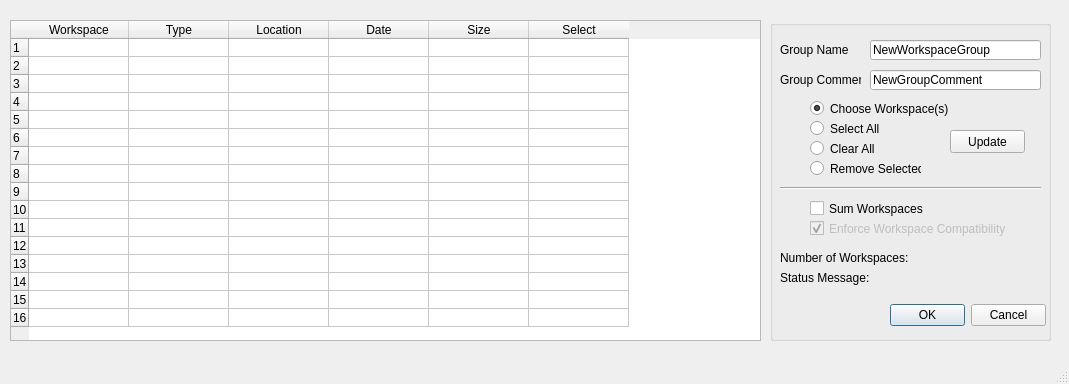
Qt form WorkspaceComposer.ui (neutrons/mslice_2.0) before a commit.
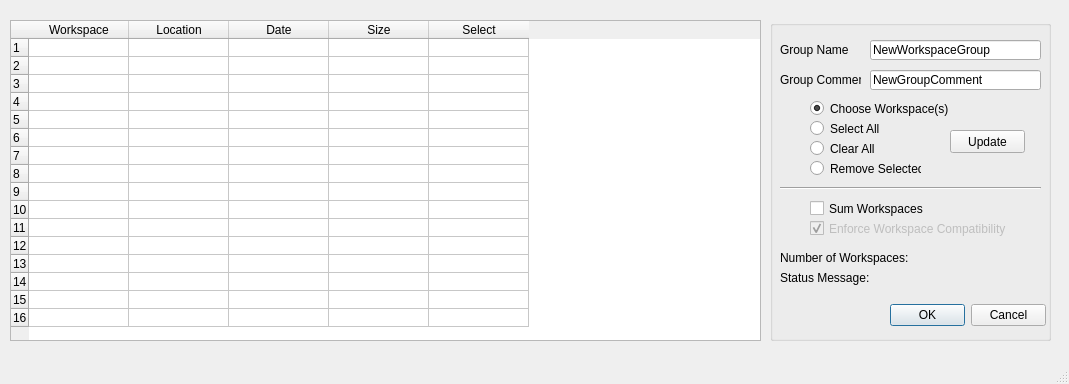
The same form after that commit.

Diff of the .ui file:
```diff
--- a/WorkspaceComposer.ui
+++ b/WorkspaceComposer.ui
@@ -59,11 +59,6 @@
       <string>Workspace</string>
      </property>
     </column>
-    <column>
-     <property name="text">
-      <string>Type</string>
-     </property>
-    </column>
     <column>
      <property name="text">
       <string>Location</string>
```
